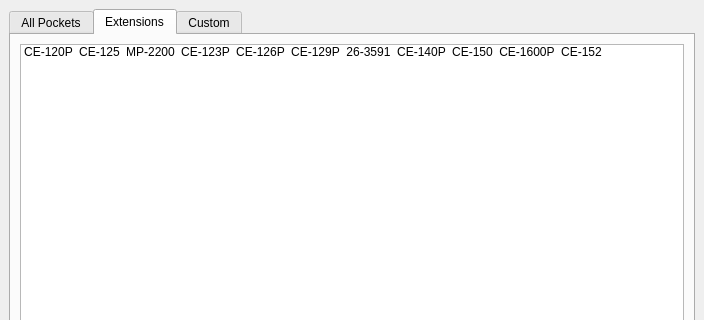
Qt form ui/startup.ui (TheProjecter/pockemul) before a commit; both pictures show x 0 to 704 and y 0 to 320 of the 704 by 557 pixel window.
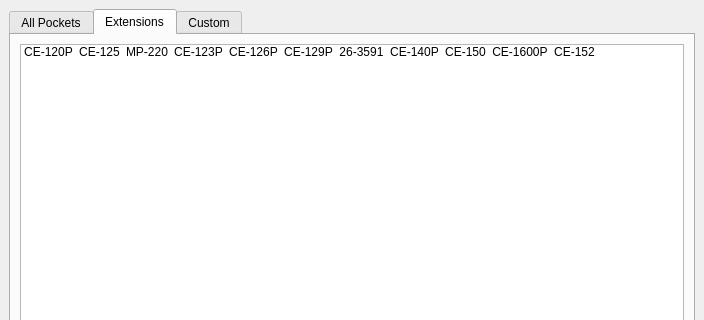
The same form after that commit. The open tabs and pages were chosen to show the change. Icons and pictures are not drawn.

What changed in the file:
```diff
--- a/ui/startup.ui
+++ b/ui/startup.ui
@@ -438,7 +438,7 @@
          </item>
          <item>
           <property name="text">
-           <string>MP-2200</string>
+           <string>MP-220</string>
           </property>
           <property name="icon">
            <iconset resource="../resources/ext.qrc">
```
Left out of the diff: 4 changed lines with no effect on the pictures.
